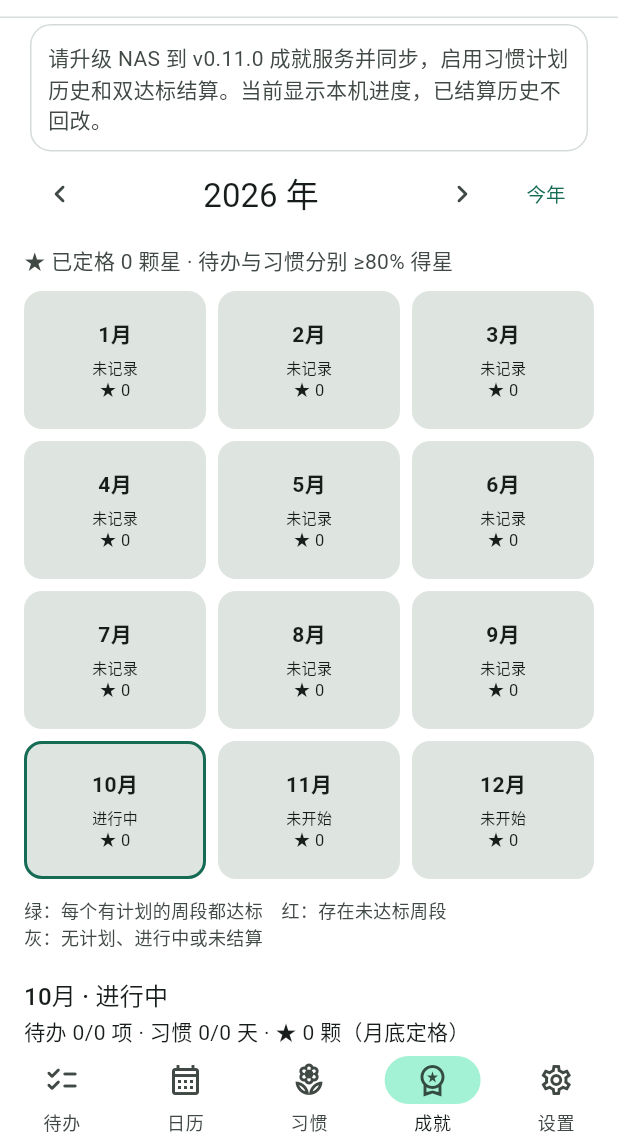
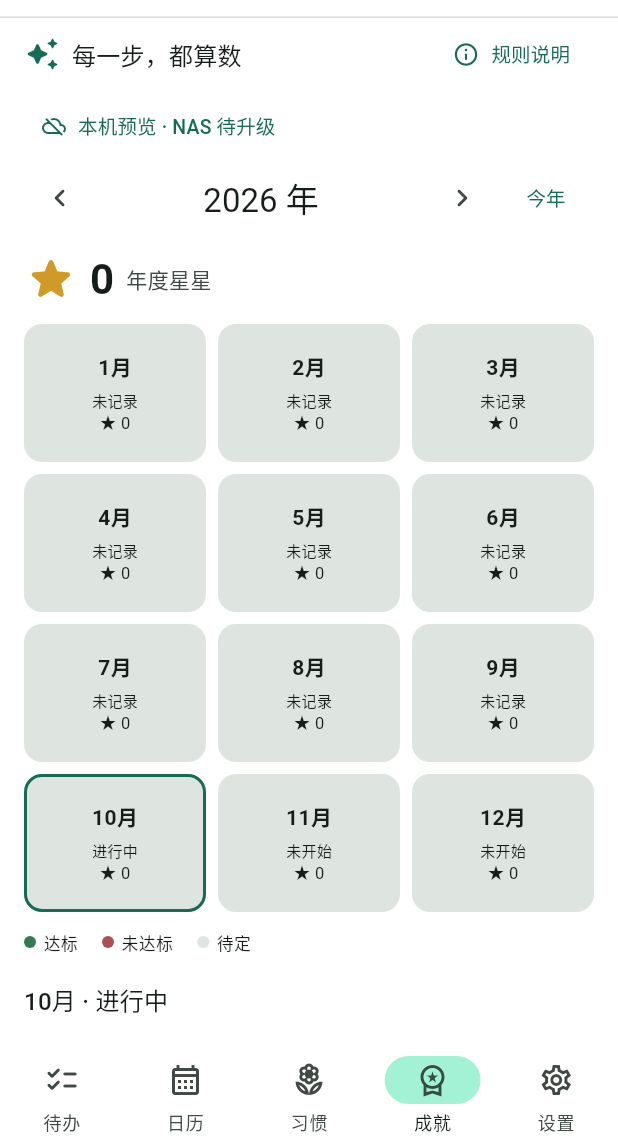
Before and after one commit to whytree222/nas-todo, a Flutter app: the screen it shows after launch, item 4 of the bottom bar chosen, on a phone screen of 412 x 824 dp, the part 90-1236 px from its top. Run offline on Flutter 3.47's test engine with Material 3 defaults, Android fonts, the phone set to English and light mode, and no system bars; our stand-ins replace flutter_secure_storage.

Commit message:
Open Today on launch and simplify achievement visuals for v0.11.1

```diff
--- a/client/lib/ui/achievements_screen.dart
+++ b/client/lib/ui/achievements_screen.dart
@@ -100,15 +100,32 @@ class _AchievementsScreenState extends State<AchievementsScreen> {
         key: const ValueKey('achievements-scroll'),
         padding: const EdgeInsets.only(bottom: 24),
         children: [
+          Row(
+            children: [
+              Icon(Icons.auto_awesome_rounded, color: colors.primary),
+              const SizedBox(width: 8),
+              Expanded(
+                child: Text(
+                  '每一步，都算数',
+                  style: Theme.of(context).textTheme.titleMedium,
+                ),
+              ),
+              TextButton.icon(
+                key: const ValueKey('achievement-rules'),
+                onPressed: _showRules,
+                icon: const Icon(Icons.info_outline_rounded, size: 18),
+                label: const Text('规则说明'),
+              ),
+            ],
+          ),
           if (!widget.controller.habitAchievementsSupported)
-            Card(
-              child: Padding(
-                padding: const EdgeInsets.all(12),
-                child: Text(
-                  '请升级 NAS 到 v0.11.0 成就服务并同步，启用习惯计划历史和双达标结算。当前显示本机进度，已结算历史不回改。',
-                  key: const ValueKey('achievement-upgrade-notice'),
-                  style: TextStyle(color: colors.onSurfaceVariant),
-                ),
+            Align(
+              alignment: Alignment.centerLeft,
+              child: TextButton.icon(
+                key: const ValueKey('achievement-upgrade-notice'),
+                onPressed: _showRules,
+                icon: const Icon(Icons.cloud_off_rounded, size: 16),
+                label: const Text('本机预览 · NAS 待升级'),
               ),
             ),
           Row(
@@ -154,10 +171,23 @@ class _AchievementsScreenState extends State<AchievementsScreen> {
             ],
           ),
           Padding(
-            padding: const EdgeInsets.symmetric(vertical: 10),
-            child: Text(
-              '★ 已定格 $stars 颗星 · 待办与习惯分别 ≥80% 得星',
-              style: TextStyle(color: colors.onSurfaceVariant),
+            padding: const EdgeInsets.symmetric(vertical: 12),
+            child: Row(
+              children: [
+                const Icon(
+                  Icons.star_rounded,
+                  color: Color(0xffd09a28),
+                  size: 36,
+                ),
+                const SizedBox(width: 8),
+                Text(
+                  '$stars',
+                  style: Theme.of(context).textTheme.headlineMedium
+                      ?.copyWith(fontWeight: FontWeight.w700),
+                ),
+                const SizedBox(width: 8),
+                Text('年度星星', style: TextStyle(color: colors.onSurfaceVariant)),
+              ],
             ),
           ),
           LayoutBuilder(
@@ -177,31 +207,52 @@ class _AchievementsScreenState extends State<AchievementsScreen> {
             ),
           ),
           const SizedBox(height: 12),
-          Text(
-            '绿：每个有计划的周段都达标　红：存在未达标周段\n灰：无计划、进行中或未结算',
-            style: TextStyle(fontSize: 12, color: colors.onSurfaceVariant),
+          Wrap(
+            spacing: 16,
+            runSpacing: 8,
+            children: [
+              _legend(const Color(0xff347a54), '达标'),
+              _legend(const Color(0xffab5151), '未达标'),
+              _legend(colors.surfaceContainerHighest, '待定'),
+            ],
           ),
           const SizedBox(height: 18),
           Text(
             '${int.parse(_month.substring(5))}月 · ${_label(report)}',
             style: Theme.of(context).textTheme.titleMedium,
           ),
-          Text(
-            '待办 ${report.taskCompleted}/${report.taskTotal} 项 · 习惯 ${report.habitCompleted}/${report.habitTotal} 天 · ★ ${report.stars} 颗${report.settled ? '' : '（月底定格）'}',
+          const SizedBox(height: 12),
+          Card(
             key: const ValueKey('achievement-month-summary'),
+            child: Padding(
+              padding: const EdgeInsets.all(16),
+              child: Column(
+                children: [
+                  _progress(
+                    Icons.check_circle_outline_rounded,
+                    '待办',
+                    report.taskCompleted,
+                    report.taskTotal,
+                    colors.primary,
+                  ),
+                  const SizedBox(height: 14),
+                  _progress(
+                    Icons.spa_outlined,
+                    '习惯',
+                    report.habitCompleted,
+                    report.habitTotal,
+                    colors.tertiary,
+                  ),
+                ],
+              ),
+            ),
           ),
-          if (report.settled)
-            Text(
-              '已归档清理 ${report.cleaned} 项，成就保留在 NAS。',
-              style: TextStyle(color: colors.onSurfaceVariant),
-            ),
-          const SizedBox(height: 10),
+          const SizedBox(height: 12),
           for (final week in report.weeks)
             Card(
               child: Padding(
-                padding: const EdgeInsets.all(12),
+                padding: const EdgeInsets.all(14),
                 child: Column(
-                  crossAxisAlignment: CrossAxisAlignment.start,
                   children: [
                     Row(
                       children: [
@@ -212,7 +263,8 @@ class _AchievementsScreenState extends State<AchievementsScreen> {
                           key: ValueKey('achievement-star-${week.start}'),
                           color: week.star
                               ? const Color(0xffd09a28)
-                              : colors.onSurfaceVariant,
+                              : colors.outline,
+                          size: 30,
                         ),
                         const SizedBox(width: 8),
                         Expanded(
@@ -220,63 +272,121 @@ class _AchievementsScreenState extends State<AchievementsScreen> {
                             '${week.start.substring(5).replaceAll('-', '/')} – ${week.end.substring(5).replaceAll('-', '/')}',
                           ),
                         ),
+                        Text(
+                          week.total == 0
+                              ? '—'
+                              : week.star
+                              ? '达标'
+                              : report.settled
+                              ? '未达标'
+                              : '积累中',
+                          style: TextStyle(
+                            color: colors.onSurfaceVariant,
+                            fontSize: 12,
+                          ),
+                        ),
                       ],
                     ),
-                    const SizedBox(height: 8),
-                    Text(
-                      week.total == 0
-                          ? '无计划，不参与达标判定'
-                          : week.star
-                          ? '本周段达标'
-                          : '本周段未达标',
+                    const SizedBox(height: 10),
+                    _progress(
+                      Icons.check_circle_outline_rounded,
+                      '待办',
+                      week.completedTasks,
+                      week.plannedTasks,
+                      colors.primary,
                     ),
-                    const SizedBox(height: 8),
-                    Text(
-                      week.plannedTasks == 0
-                          ? '待办：无安排，不参与'
-                          : '待办：${week.completedTasks}/${week.plannedTasks} 项 · ${(week.taskRatio * 100).round()}%',
-                    ),
-                    if (week.plannedTasks > 0)
-                      Padding(
-                        padding: const EdgeInsets.only(top: 6),
-                        child: LinearProgressIndicator(
-                          value: week.taskRatio,
-                          borderRadius: BorderRadius.circular(6),
-                        ),
+                    if (week.rulesVersion != 1) ...[
+                      const SizedBox(height: 10),
+                      _progress(
+                        Icons.spa_outlined,
+                        '习惯',
+                        week.habitCompleted,
+                        week.habitTotal,
+                        colors.tertiary,
                       ),
-                    const SizedBox(height: 8),
-                    Text(
-                      week.rulesVersion == 1
-                          ? '习惯：该历史月份沿用原待办规则'
-                          : week.habitTotal == 0
-                          ? '习惯：无计划日，不参与'
-                          : '习惯：${week.habitCompleted}/${week.habitTotal} 天 · ${(week.habitRatio * 100).round()}%',
-                    ),
-                    if (week.habitTotal > 0)
-                      Padding(
-                        padding: const EdgeInsets.only(top: 6),
-                        child: LinearProgressIndicator(
-                          value: week.habitRatio,
-                          borderRadius: BorderRadius.circular(6),
-                        ),
-                      ),
+                    ],
                   ],
                 ),
               ),
             ),
-          const SizedBox(height: 12),
-          Text(
-            '周一至周日分段，月初月末只算本月内日期。待办完成率和习惯达标率分别达到80%才得星；某类无计划时不参与。\n'
-            '每个习惯的每个计划日最多计1天，次数目标当天达到才达标。休息日与未来日期不计入实时习惯分母；不是按点击次数计分。\n'
-            '习惯计划、目标或删除从修改当天生效，以前日期保留原计划。已有习惯从NAS新规则启用日开始计，新增习惯从创建日开始计。月底定格，已结算月份不回算。\n'
-            'NAS 按北京时间月底结算并归档清理该月已安排、有分类的所有待办（包括未完成）。收件箱、未分类和无日期待办保留。\n'
-            '首次启用从当月开始。月末请及时同步；晚到的离线待办保留，历史结果不回改。跨年自动显示新一年，旧年可回看。',
-            style: TextStyle(fontSize: 12, color: colors.onSurfaceVariant),
-          ),
         ],
       );
     },
   );
+
+  Widget _legend(Color color, String label) => Row(
+    mainAxisSize: MainAxisSize.min,
+    children: [
+      Container(
+        width: 8,
+        height: 8,
+        decoration: BoxDecoration(color: color, shape: BoxShape.circle),
+      ),
+      const SizedBox(width: 5),
+      Text(label, style: Theme.of(context).textTheme.labelSmall),
+    ],
+  );
+
+  Widget _progress(
+    IconData icon,
+    String label,
+    int completed,
+    int total,
+    Color color,
+  ) => Semantics(
+    label: '$label：$completed / $total',
+    child: Row(
+      children: [
+        Tooltip(
+          message: label,
+          child: Icon(icon, size: 20, color: color),
+        ),
+        const SizedBox(width: 10),
+        Expanded(
+          child: LinearProgressIndicator(
+            value: total == 0 ? 0 : (completed / total).clamp(0.0, 1.0),
+            minHeight: 6,
+            borderRadius: BorderRadius.circular(8),
+            color: color,
+          ),
+        ),
+        const SizedBox(width: 12),
+        SizedBox(
+          width: 70,
+          child: Text(
+            total == 0 ? '—' : '$completed/$total',
+            textAlign: TextAlign.end,
+          ),
+        ),
+      ],
+    ),
+  );
+
+  void _showRules() {
+    showDialog<void>(
+      context: context,
+      builder: (context) => AlertDialog(
+        title: const Text('成就规则'),
+        scrollable: true,
+        content: Text(
+          '周一至周日分段，月初月末只算本月内日期。待办完成率和习惯达标率分别达到80%才得星；某类无计划时不参与。\n'
+          '每个习惯的每个计划日最多计1天，次数目标当天达到才达标。休息日与未来日期不计入实时习惯分母；不是按点击次数计分。\n'
+          '习惯计划、目标或删除从修改当天生效，以前日期保留原计划。已有习惯从NAS新规则启用日开始计，新增习惯从创建日开始计。月底定格，已结算月份不回算。\n'
+          'NAS 按北京时间月底结算并归档清理该月已安排、有分类的所有待办（包括未完成）。收件箱、未分类和无日期待办保留。\n'
+          '首次启用从当月开始。月末请及时同步；晚到的离线待办保留，历史结果不回改。跨年自动显示新一年，旧年可回看。'
+          '\n绿：每个有计划的周段都达标；红：存在未达标周段；灰：无计划、进行中或未结算。'
+          '\n旧月份保留原待办规则；年度星星仅统计已结算月份。'
+          '\n请将 NAS 升级到 v0.11.0 成就服务并同步，启用习惯计划历史与双达标结算。',
+        ),
+        actions: [
+          TextButton(
+            onPressed: () => Navigator.pop(context),
+            child: const Text('知道了'),
+          ),
+        ],
+      ),
+    );
+  }
 
   Widget _tile(String month) {
     final report = _report(month);
--- a/client/pubspec.yaml
+++ b/client/pubspec.yaml
@@ -1,7 +1,7 @@
 name: nas_todo
 description: Private offline-first todo app for Android and Windows, synced to your NAS.
 publish_to: none
-version: 0.11.0+14
+version: 0.11.1+15
 
 environment:
   sdk: '>=3.8.0 <4.0.0'
```
Also changed, not shown: client/lib/ui/home_screen.dart (+11 -14 lines), client/lib/workbench_queries.dart (+6 -1 lines), 8 other files.
